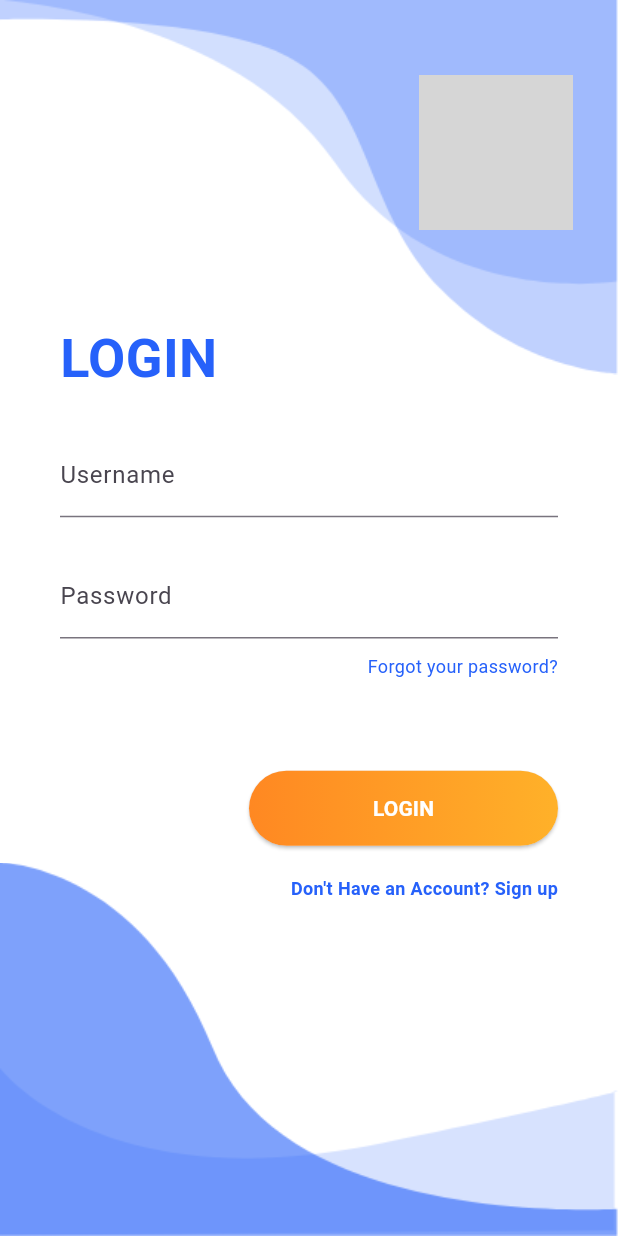
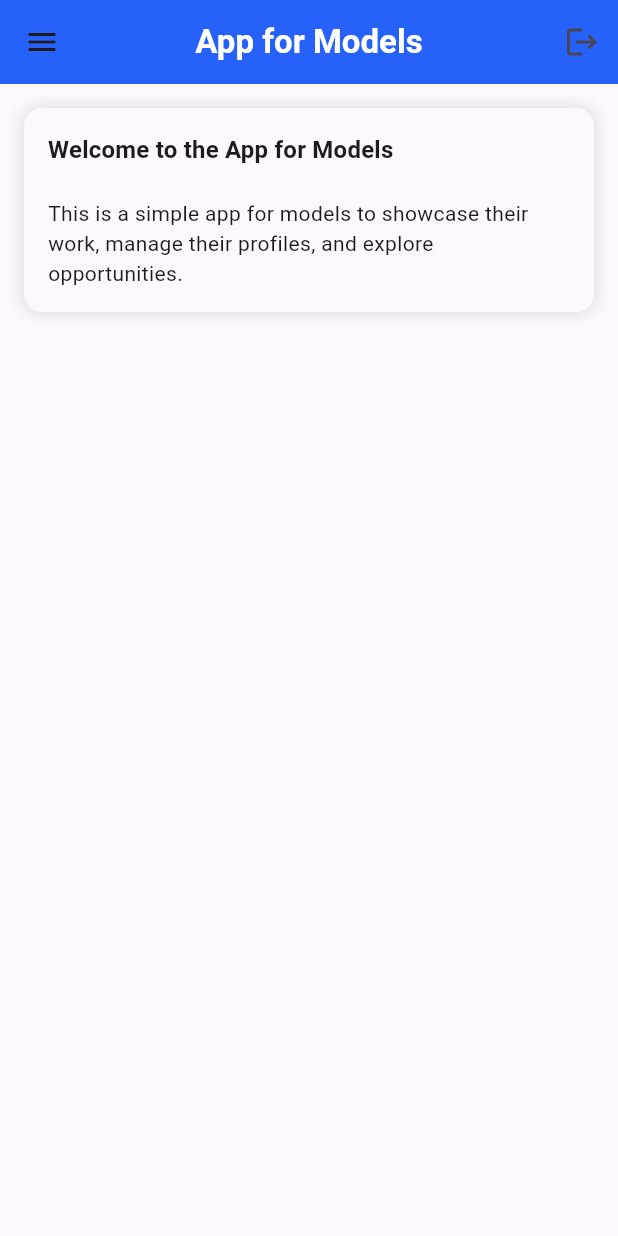
Before and after one commit to JsFn99/AiApp, a Flutter app: the screen it shows after launch, on a phone screen of 412 x 824 dp. Run offline on Flutter 3.47's test engine with Material 3 defaults, Android fonts, the phone set to English and light mode, and no system bars; grey boxes are pictures that could not be loaded.

Commit message:
home created sidebar functions

```diff
--- a/lib/Screens/home/home.dart
+++ b/lib/Screens/home/home.dart
@@ -0,0 +1,94 @@
+import 'package:flutter/material.dart';
+import 'package:jasser_app/Screens/login/login.dart';
+import 'package:jasser_app/components/sidebar.dart';
+
+class HomeScreen extends StatefulWidget {
+  const HomeScreen({super.key});
+
+  @override
+  _HomeScreenState createState() => _HomeScreenState();
+}
+
+class _HomeScreenState extends State<HomeScreen> {
+  String userEmail = "Loading...";
+
+  @override
+  void initState() {
+    super.initState();
+    _fetchUserEmail();
+  }
+
+  void _fetchUserEmail() {
+    // Simulating fetching the user's email. You can remove or modify this as needed.
+    setState(() {
+      userEmail = "user@example.com";
+    });
+  }
+
+  @override
+  Widget build(BuildContext context) {
+    final theme = Theme.of(context);
+    return Scaffold(
+      appBar: AppBar(
+        title: const Text(
+          "App for Models",
+          style: TextStyle(fontWeight: FontWeight.bold, color: Colors.white),
+        ),
+        centerTitle: true,
+        backgroundColor:
+            const Color(0xFF2661FA), // Dynamic color from the theme
+        actions: [
+          IconButton(
+            icon: const Icon(Icons.logout),
+            onPressed: () async {
+              // Log out and navigate to the login screen (you can remove this if you don't need Firebase).
+              Navigator.of(context).pushReplacement(
+                MaterialPageRoute(builder: (context) => LoginScreen()),
+              );
+            },
+          ),
+        ],
+      ),
+      drawer: Sidebar(email: userEmail),
+      body: SingleChildScrollView(
+        child: Padding(
+          padding: const EdgeInsets.all(16.0),
+          child: Column(
+            children: [
+              Container(
+                padding: const EdgeInsets.all(16.0),
+                decoration: BoxDecoration(
+                  color: theme.cardColor,
+                  borderRadius: BorderRadius.circular(12),
+                  boxShadow: [
+                    BoxShadow(
+                      color: Colors.black.withOpacity(0.1),
+                      spreadRadius: 2,
+                      blurRadius: 8,
+                    ),
+                  ],
+                ),
+                child: Column(
+                  crossAxisAlignment: CrossAxisAlignment.start,
+                  children: [
+                    Text(
+                      "Welcome to the App for Models",
+                      style: theme.textTheme.titleMedium?.copyWith(
+                        fontWeight: FontWeight.bold,
+                      ),
+                    ),
+                    const SizedBox(height: 20),
+                    Text(
+                      "This is a simple app for models to showcase their work, manage their profiles, and explore opportunities.",
+                      style: theme.textTheme.bodyMedium,
+                    ),
+                  ],
+                ),
+              ),
+            ],
+          ),
+        ),
+      ),
+    );
+  }
+}
--- a/lib/Screens/login/login.dart
+++ b/lib/Screens/login/login.dart
@@ -2,8 +2,8 @@ import 'package:flutter/material.dart';
 import 'package:jasser_app/Screens/register/register.dart';
 import 'package:jasser_app/components/background.dart';
 
-
 class LoginScreen extends StatelessWidget {
+  const LoginScreen({super.key});
   @override
   Widget build(BuildContext context) {
     Size size = MediaQuery.of(context).size;
@@ -19,60 +19,46 @@ class LoginScreen extends StatelessWidget {
               child: Text(
                 "LOGIN",
                 style: TextStyle(
-                  fontWeight: FontWeight.bold,
-                  color: Color(0xFF2661FA),
-                  fontSize: 36
-                ),
+                    fontWeight: FontWeight.bold,
+                    color: Color(0xFF2661FA),
+                    fontSize: 36),
                 textAlign: TextAlign.left,
               ),
             ),
-
             SizedBox(height: size.height * 0.03),
-
             Container(
               alignment: Alignment.center,
               margin: EdgeInsets.symmetric(horizontal: 40),
               child: TextField(
-                decoration: InputDecoration(
-                  labelText: "Username"
-                ),
+                decoration: InputDecoration(labelText: "Username"),
               ),
             ),
-
             SizedBox(height: size.height * 0.03),
-
             Container(
               alignment: Alignment.center,
               margin: EdgeInsets.symmetric(horizontal: 40),
               child: TextField(
-                decoration: InputDecoration(
-                  labelText: "Password"
-                ),
+                decoration: InputDecoration(labelText: "Password"),
                 obscureText: true,
               ),
             ),
-
             Container(
               alignment: Alignment.centerRight,
               margin: EdgeInsets.symmetric(horizontal: 40, vertical: 10),
               child: Text(
                 "Forgot your password?",
-                style: TextStyle(
-                  fontSize: 12,
-                  color: Color(0XFF2661FA)
-                ),
+                style: TextStyle(fontSize: 12, color: Color(0XFF2661FA)),
               ),
             ),
-
             SizedBox(height: size.height * 0.05),
-
             Container(
               alignment: Alignment.centerRight,
               margin: EdgeInsets.symmetric(horizontal: 40, vertical: 10),
               child: ElevatedButton(
                 onPressed: () {},
                 style: ElevatedButton.styleFrom(
-                  shape: RoundedRectangleBorder(borderRadius: BorderRadius.circular(80.0)),
+                  shape: RoundedRectangleBorder(
+                      borderRadius: BorderRadius.circular(80.0)),
                   padding: const EdgeInsets.all(0),
                 ),
                 child: Container(
@@ -80,14 +66,11 @@ class LoginScreen extends StatelessWidget {
                   height: 50.0,
                   width: size.width * 0.5,
                   decoration: BoxDecoration(
-                    borderRadius: BorderRadius.circular(80.0),
-                    gradient: LinearGradient(
-                      colors: [
+                      borderRadius: BorderRadius.circular(80.0),
+                      gradient: LinearGradient(colors: [
                         Color.fromARGB(255, 255, 136, 34),
                         Color.fromARGB(255, 255, 177, 41)
-                      ]
-                    )
-                  ),
+                      ])),
                   padding: const EdgeInsets.all(0),
                   child: Text(
                     "LOGIN",
@@ -100,21 +83,20 @@ class LoginScreen extends StatelessWidget {
                 ),
               ),
             ),
-
             Container(
               alignment: Alignment.centerRight,
               margin: EdgeInsets.symmetric(horizontal: 40, vertical: 10),
               child: GestureDetector(
                 onTap: () => {
-                  Navigator.push(context, MaterialPageRoute(builder: (context) => RegisterScreen()))
+                  Navigator.push(context,
+                      MaterialPageRoute(builder: (context) => RegisterScreen()))
                 },
                 child: Text(
                   "Don't Have an Account? Sign up",
                   style: TextStyle(
-                    fontSize: 12,
-                    fontWeight: FontWeight.bold,
-                    color: Color(0xFF2661FA)
-                  ),
+                      fontSize: 12,
+                      fontWeight: FontWeight.bold,
+                      color: Color(0xFF2661FA)),
                 ),
               ),
             )
--- a/lib/Screens/register/register.dart
+++ b/lib/Screens/register/register.dart
@@ -2,8 +2,8 @@ import 'package:flutter/material.dart';
 import 'package:jasser_app/Screens/login/login.dart';
 import 'package:jasser_app/components/background.dart';
 
-
 class RegisterScreen extends StatelessWidget {
+  const RegisterScreen({super.key});
   @override
   Widget build(BuildContext context) {
     Size size = MediaQuery.of(context).size;
@@ -21,59 +21,45 @@ class RegisterScreen extends StatelessWidget {
                 style: TextStyle(
                     fontWeight: FontWeight.bold,
                     color: Color(0xFF2661FA),
-                  fontSize: 36
-                ),
+                    fontSize: 36),
                 textAlign: TextAlign.left,
               ),
             ),
-
             SizedBox(height: size.height * 0.03),
-
             Container(
               alignment: Alignment.center,
               margin: EdgeInsets.symmetric(horizontal: 40),
               child: TextField(
-                decoration: InputDecoration(
-                  labelText: "Mail"
+                decoration: InputDecoration(labelText: "Mail"),
               ),
             ),
-            ),
-
             SizedBox(height: size.height * 0.03),
-
             Container(
               alignment: Alignment.center,
               margin: EdgeInsets.symmetric(horizontal: 40),
               child: TextField(
-                decoration: InputDecoration(
-                  labelText: "Password"
-                ),
+                decoration: InputDecoration(labelText: "Password"),
                 obscureText: true,
               ),
             ),
-
             SizedBox(height: size.height * 0.03),
-
             Container(
               alignment: Alignment.center,
               margin: EdgeInsets.symmetric(horizontal: 40),
               child: TextField(
-                decoration: InputDecoration(
-                  labelText: "Confirm Password"
-                ),
+                decoration: InputDecoration(labelText: "Confirm Password"),
                 obscureText: true,
               ),
             ),
-
             SizedBox(height: size.height * 0.05),
-
             Container(
               alignment: Alignment.centerRight,
               margin: EdgeInsets.symmetric(horizontal: 40, vertical: 10),
               child: ElevatedButton(
                 onPressed: () {},
                 style: ElevatedButton.styleFrom(
-                  shape: RoundedRectangleBorder(borderRadius: BorderRadius.circular(80.0)),
+                  shape: RoundedRectangleBorder(
+                      borderRadius: BorderRadius.circular(80.0)),
                   padding: const EdgeInsets.all(0),
                 ),
                 child: Container(
@@ -82,13 +68,10 @@ class RegisterScreen extends StatelessWidget {
                   width: size.width * 0.5,
                   decoration: BoxDecoration(
                       borderRadius: BorderRadius.circular(80.0),
-                    gradient: LinearGradient(
-                      colors: [
+                      gradient: LinearGradient(colors: [
                         Color.fromARGB(255, 255, 136, 34),
                         Color.fromARGB(255, 255, 177, 41)
-                      ]
-                    )
-                  ),
+                      ])),
                   padding: const EdgeInsets.all(0),
                   child: Text(
                     "SIGN UP",
@@ -101,21 +84,20 @@ class RegisterScreen extends StatelessWidget {
                 ),
               ),
             ),
-
             Container(
               alignment: Alignment.centerRight,
               margin: EdgeInsets.symmetric(horizontal: 40, vertical: 10),
               child: GestureDetector(
                 onTap: () => {
-                  Navigator.push(context, MaterialPageRoute(builder: (context) => LoginScreen()))
+                  Navigator.push(context,
+                      MaterialPageRoute(builder: (context) => LoginScreen()))
                 },
                 child: Text(
                   "Already Have an Account? Sign in",
                   style: TextStyle(
                       fontSize: 12,
                       fontWeight: FontWeight.bold,
-                    color: Color(0xFF2661FA)
-                  ),
+                      color: Color(0xFF2661FA)),
                 ),
               ),
             )
--- a/lib/components/background.dart
+++ b/lib/components/background.dart
@@ -37,7 +37,7 @@ class Background extends StatelessWidget {
             top: 50,
             right: 30,
             child: Image.asset(
-                "assets/images/logo.png",
+                "assets/images/main.png",
                 width: size.width * 0.25
             ),
           ),
--- a/lib/components/sidebar.dart
+++ b/lib/components/sidebar.dart
@@ -1,5 +1,4 @@
 import 'package:flutter/material.dart';
-
 
 class Sidebar extends StatelessWidget {
   final String email;
@@ -44,8 +43,8 @@ class Sidebar extends StatelessWidget {
             leading: const Icon(Icons.apple_rounded),
             title: const Text('Fruits Classification'),
             onTap: () {
-              if (ModalRoute.of(context)?.settings.name != '/fruit') {
-                Navigator.pushReplacementNamed(context, '/fruit');
+              if (ModalRoute.of(context)?.settings.name != '/login') {
+                Navigator.pushReplacementNamed(context, '/login');
               } else {
                 Navigator.pop(context);
               }
@@ -55,8 +54,8 @@ class Sidebar extends StatelessWidget {
             leading: const Icon(Icons.auto_graph),
             title: const Text('Stock Prediction'),
             onTap: () {
-              if (ModalRoute.of(context)?.settings.name != '/stock') {
-                Navigator.pushReplacementNamed(context, '/stock');
+              if (ModalRoute.of(context)?.settings.name != '/register') {
+                Navigator.pushReplacementNamed(context, '/register');
               } else {
                 Navigator.pop(context);
               }
@@ -66,8 +65,8 @@ class Sidebar extends StatelessWidget {
             leading: const Icon(Icons.smart_toy_outlined),
             title: const Text('Models'),
             onTap: () {
-              if (ModalRoute.of(context)?.settings.name != '/models') {
-                Navigator.pushReplacementNamed(context, '/models');
+              if (ModalRoute.of(context)?.settings.name != '/login') {
+                Navigator.pushReplacementNamed(context, '/login');
               } else {
                 Navigator.pop(context);
               }
--- a/lib/main.dart
+++ b/lib/main.dart
@@ -1,23 +1,29 @@
 import 'package:flutter/material.dart';
-import 'Screens/login/login.dart';
+import 'package:jasser_app/Screens/home/home.dart';
+import 'package:jasser_app/Screens/login/login.dart';
+import 'package:jasser_app/Screens/register/register.dart';
 
-void main() {
-  runApp(MyApp());
+
+
+void main() async {
+  runApp(const MyApp());
 }
 
 class MyApp extends StatelessWidget {
-  // This widget is the root of your application.
+  const MyApp({super.key});
+
   @override
   Widget build(BuildContext context) {
     return MaterialApp(
-      title: 'Flutter Login',
       debugShowCheckedModeBanner: false,
-      theme: ThemeData(
-        primaryColor: Color(0xFF2661FA),
-        scaffoldBackgroundColor: Colors.white,
-        visualDensity: VisualDensity.adaptivePlatformDensity,
-      ),
-      home: LoginScreen(),
+      title: 'Ai App',
+      home: const HomeScreen(),
+      routes: {
+        '/login': (context) => const LoginScreen(),
+        '/register': (context) => const RegisterScreen(),
+        '/home': (context) => const HomeScreen(),
+      },
+
     );
   }
 }
```
Lines whose indentation alone changed are shown as unchanged.
